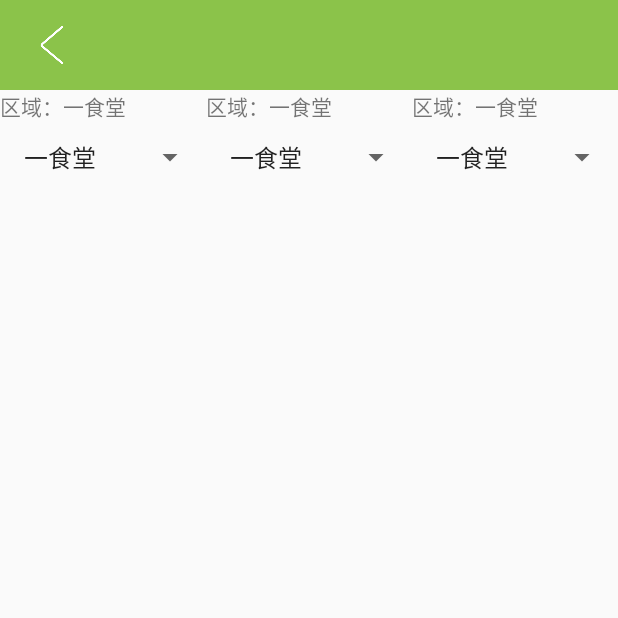
After one commit to androidjk/NewBanner, an Android app: the TakeActivity screen opened directly, with no data from a screen before it, on a phone screen of 412 x 824 dp, the top half of it. The commit adds this screen. Run offline under Robolectric (Android 15) with nearby library versions, the phone set to English and light mode, and no system bars.

Commit message:
订单选择

```diff
--- /dev/null
+++ b/app/src/main/java/com/example/newbanner/TakeActivity.java
@@ -0,0 +1,110 @@
+package com.example.newbanner;
+
+import android.support.v7.app.AppCompatActivity;
+import android.os.Bundle;
+import android.util.Log;
+import android.view.LayoutInflater;
+import android.view.View;
+import android.widget.AdapterView;
+import android.widget.ArrayAdapter;
+import android.widget.ListView;
+import android.widget.Spinner;
+import android.widget.TextView;
+import android.widget.Toast;
+
+import java.util.ArrayList;
+import java.util.List;
+
+public class TakeActivity extends AppCompatActivity implements AdapterView.OnItemSelectedListener{
+
+    private TextView textView_spinnerfirst,textView_spinnersecond,textView_spinnerthird;
+    private Spinner spinnerFirst,spinnerSecond,spinnerThird;
+    private ArrayAdapter adapter_first=null;
+    private ArrayAdapter adapter_second=null;
+    private ArrayAdapter adapter_third=null;
+    static   List list_first=new ArrayList();
+    static   List list_second=new ArrayList();
+    static   List list_third=new ArrayList();
+
+    private static String[] area = {"一食堂","二食堂","五食堂","东门"};
+    private static String[] type = {"一食堂","二食堂","五食堂","东门"};
+    private static String[] weight = {"一食堂","二食堂","五食堂","东门"};
+
+    @Override
+    public void onCreate(Bundle savedInstanceState) {
+        super.onCreate(savedInstanceState);
+        setContentView(R.layout.activity_take);
+
+        initViews();
+        setListeners();
+        setDatas();
+        setAdapters();
+        setSpinners(adapter_first,spinnerFirst);
+        setSpinners(adapter_second,spinnerSecond);
+        setSpinners(adapter_third,spinnerThird);
+
+
+
+
+    }
+
+    private void setAdapters() {
+       adapter_first = new ArrayAdapter(this, android.R.layout.simple_list_item_1, list_first);
+        adapter_second = new ArrayAdapter(this, android.R.layout.simple_list_item_1, list_second);
+        adapter_third = new ArrayAdapter(this, android.R.layout.simple_list_item_1, list_third);
+    }
+
+    private void setSpinners(final ArrayAdapter adapter,Spinner spinner) {
+        adapter.setDropDownViewResource(android.R.layout.simple_spinner_dropdown_item);
+        spinner.setAdapter(adapter);
+        spinner.setOnItemSelectedListener(this);
+    }
+
+
+    private void setDatas() {
+        for(int i=0;i<area.length;i++){
+            list_first.add(area[i]);
+        }
+        for (int i=0;i<type.length;i++){
+            list_second.add(type[i]);
+        }
+        for (int i=0;i<weight.length;i++){
+            list_third.add(weight[i]);
+        }
+    }
+
+    private void setListeners() {
+
+    }
+
+    private void initViews() {
+        textView_spinnerfirst=(TextView)findViewById(R.id.take_spinner_text1);
+        textView_spinnersecond=(TextView)findViewById(R.id.take_spinner_text2);
+        textView_spinnerthird=(TextView)findViewById(R.id.take_spinner_text3);
+        spinnerFirst=(Spinner)findViewById(R.id.take_spinner_first);
+        spinnerSecond=(Spinner)findViewById(R.id.take_spinner_second);
+        spinnerThird=(Spinner)findViewById(R.id.take_spinner_third);
+    }
+
+
+    @Override
+    public void onItemSelected(AdapterView<?> parent, View view, int position, long id) {
+        switch (parent.getId()){
+            case R.id.take_spinner_first:
+                Toast.makeText(this, "aaaaaaaaa", Toast.LENGTH_SHORT).show();
+                textView_spinnerfirst.setText((String)adapter_first.getItem(position));
+                break;
+            case R.id.take_spinner_second:
+                textView_spinnersecond.setText((String)adapter_second.getItem(position));
+                break;
+            case R.id.take_spinner_third:
+                textView_spinnerthird.setText((String)adapter_third.getItem(position));
+                break;
+        }
+    }
+
+    @Override
+    public void onNothingSelected(AdapterView<?> parent) {
+
+    }
+}
--- /dev/null
+++ b/app/src/main/res/layout/activity_take.xml
@@ -0,0 +1,106 @@
+<?xml version="1.0" encoding="utf-8"?>
+<LinearLayout xmlns:android="http://schemas.android.com/apk/res/android"
+    xmlns:tools="http://schemas.android.com/tools"
+    android:layout_width="match_parent"
+    android:layout_height="match_parent"
+    android:orientation="vertical"
+    tools:context="com.example.newbanner.TakeActivity">
+    <RelativeLayout
+        android:id="@+id/take_head"
+        android:layout_width="match_parent"
+        android:layout_height="60dp"
+
+        android:background="#8BC34A">
+
+        <ImageView
+            android:layout_width="30dp"
+            android:layout_height="25dp"
+            android:background="@drawable/backw"
+            android:layout_centerVertical="true"
+            android:layout_marginLeft="20dp"/>
+
+    </RelativeLayout>
+
+    <LinearLayout
+        android:layout_width="match_parent"
+        android:layout_height="wrap_content"
+        android:orientation="horizontal">
+
+        <RelativeLayout
+            android:layout_width="0dp"
+            android:layout_height="wrap_content"
+            android:layout_weight="1">
+
+            <TextView
+                android:id="@+id/textview_first"
+                android:layout_width="wrap_content"
+                android:layout_height="wrap_content"
+                android:text="区域：" />
+
+            <TextView
+                android:id="@+id/take_spinner_text1"
+                android:layout_width="match_parent"
+                android:layout_height="30dp"
+                android:layout_toRightOf="@id/textview_first" />
+
+            <Spinner
+                android:id="@+id/take_spinner_first"
+                android:layout_width="match_parent"
+                android:layout_height="30dp"
+                android:layout_below="@id/take_spinner_text1">
+
+            </Spinner>
+        </RelativeLayout>
+
+        <RelativeLayout
+            android:layout_width="0dp"
+            android:layout_height="wrap_content"
+            android:layout_weight="1">
+
+            <TextView
+                android:id="@+id/take_textview_second"
+                android:layout_width="wrap_content"
+                android:layout_height="wrap_content"
+                android:text="区域：" />
+
+            <TextView
+                android:id="@+id/take_spinner_text2"
+                android:layout_width="match_parent"
+                android:layout_height="30dp"
+                android:layout_toRightOf="@id/take_textview_second" />
+
+            <Spinner
+                android:id="@+id/take_spinner_second"
+                android:layout_width="match_parent"
+                android:layout_height="30dp"
+                android:layout_below="@id/take_spinner_text2">
+
+            </Spinner>
+        </RelativeLayout>
+
+        <RelativeLayout
+            android:layout_width="0dp"
+            android:layout_height="wrap_content"
+            android:layout_weight="1">
+
+            <TextView
+                android:id="@+id/take_textview_third"
+                android:layout_width="wrap_content"
+                android:layout_height="wrap_content"
+                android:text="区域："/>
+            <TextView
+                android:id="@+id/take_spinner_text3"
+                android:layout_width="match_parent"
+                android:layout_height="30dp"
+                android:layout_toRightOf="@id/take_textview_third"/>
+            <Spinner
+                android:layout_below="@id/take_spinner_text3"
+                android:id="@+id/take_spinner_third"
+                android:layout_width="match_parent"
+                android:layout_height="30dp">
+
+            </Spinner>
+        </RelativeLayout>
+    </LinearLayout>
+
+</LinearLayout>
--- a/app/src/main/res/values/strings.xml
+++ b/app/src/main/res/values/strings.xml
@@ -1,3 +1,8 @@
 <resources>
     <string name="app_name">NewBanner</string>
+    <string-array name="area">
+        <item>jinkai</item>
+        <item>...</item>
+        <item>那么麻烦？</item>
+    </string-array>
 </resources>
```
Also changed, not shown: app/build.gradle (+9 -10 lines), app/src/main/AndroidManifest.xml (+8 -5 lines), app/src/main/java/com/example/newbanner/Paihangbang.java (+34 -0 lines), app/src/main/java/com/example/newbanner/adapter/ShowPaiHangAdapter.java (+52 -1 lines), app/src/main/java/com/example/newbanner/adapter/listviewAdapter.java (added, +32 -0 lines), app/src/main/java/com/example/newbanner/entity/Menu_user.java (+36 -0 lines), app/src/main/java/com/example/newbanner/fragment/Menu_main_fragment.java (+8 -4 lines), app/src/main/res/layout/activity_paihangbang.xml (+33 -2 lines), app/src/main/res/layout/item_paihangbang.xml (+58 -2 lines), app/src/main/res/layout/take_listview.xml (added, +13 -0 lines).
